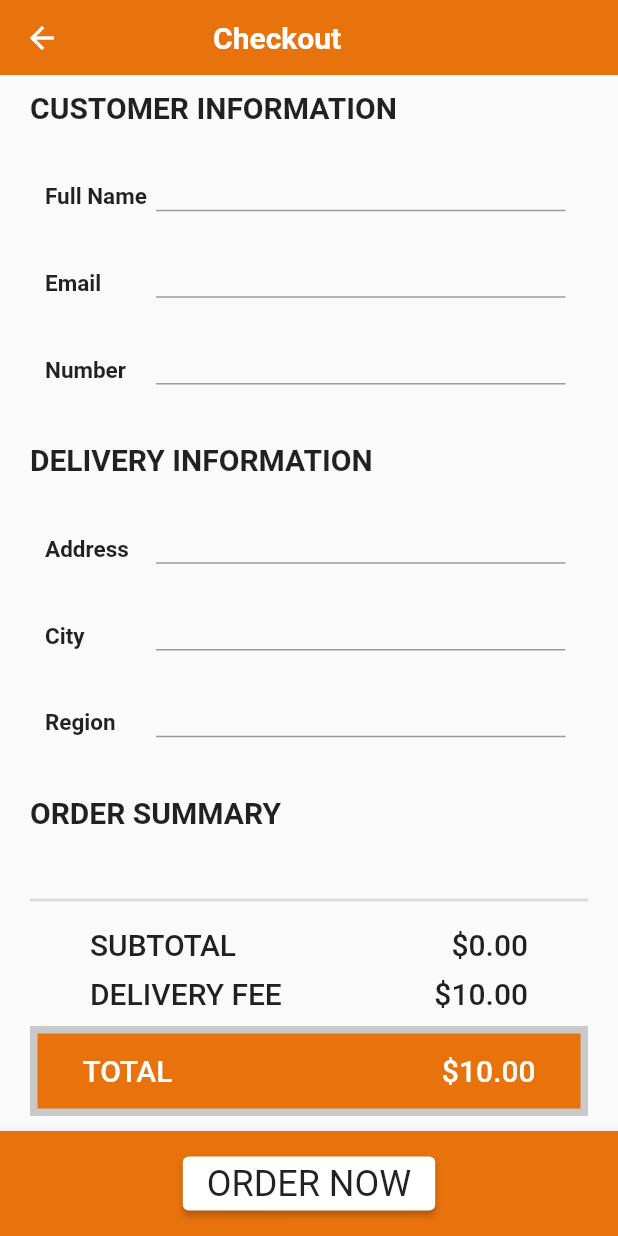
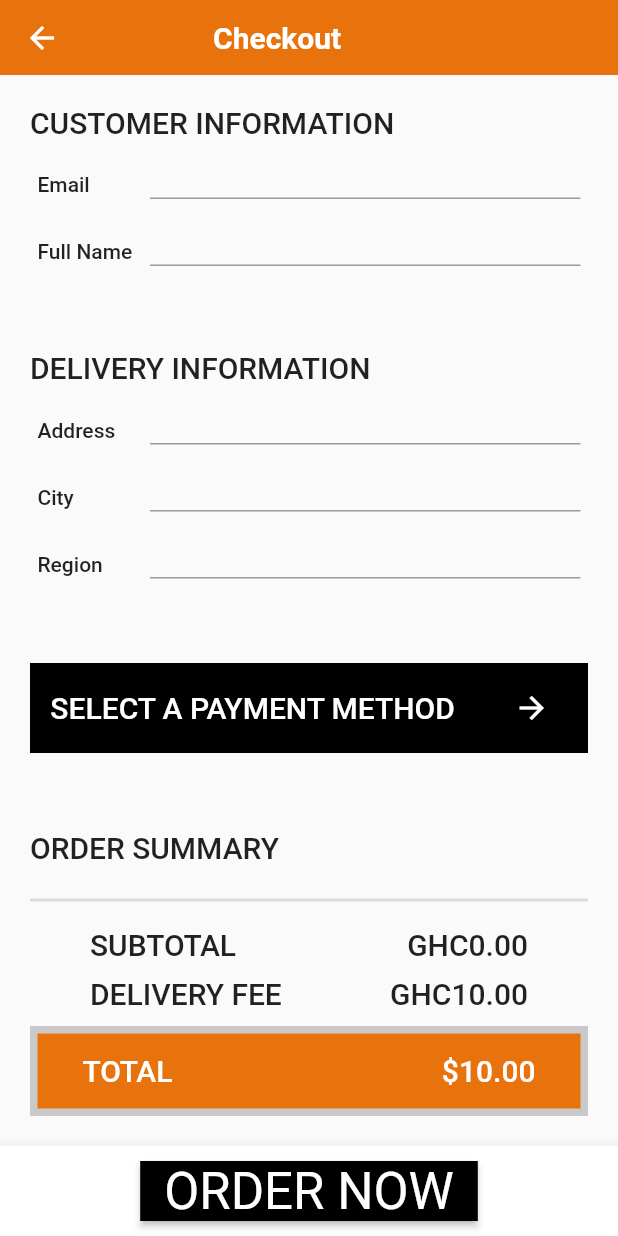
Before and after one commit to iamobedson/chop_kenkey, a Flutter app: the CartScreen screen opened by its route, after a tap on "GO TO CHECKOUT", on a phone screen of 412 x 824 dp. Run offline on Flutter 3.47's test engine with Material 2 defaults, Android fonts, the phone set to English and light mode, and no system bars; our stand-ins replace bloc, carousel_slider, cloud_firestore, equatable, firebase_auth, firebase_core and 5 more; accounts and stored records are empty; Roboto replaces fonts that are missing (Trueno).

Commit message:
complated the checkout code and sorted out the bug with firestore

```diff
--- a/lib/blocs/checkout/checkout_state.dart
+++ b/lib/blocs/checkout/checkout_state.dart
@@ -15,6 +15,7 @@ class CheckoutLoaded extends CheckoutState {
   final String email;
   final String address;
   final String city;
+  final String region;
   final List<Product> products;
   final String subtotal;
   final String deliveryFee;
@@ -26,6 +27,7 @@ class CheckoutLoaded extends CheckoutState {
     this.email,
     this.address,
     this.city,
+    this.region,
     this.products,
     this.subtotal,
     this.deliveryFee,
@@ -35,6 +37,7 @@ class CheckoutLoaded extends CheckoutState {
           email: email,
           address: address,
           city: city,
+          region: region,
           products: products,
           subtotal: subtotal,
           deliveryFee: deliveryFee,
@@ -47,10 +50,10 @@ class CheckoutLoaded extends CheckoutState {
         email,
         address,
         city,
+        region,
         products,
         subtotal,
         deliveryFee,
         total,
       ];
-
 }
--- a/lib/config/app_router.dart
+++ b/lib/config/app_router.dart
@@ -1,4 +1,6 @@
 //@dart=2.9
+// ignore_for_file: no_duplicate_case_values
+
 import 'package:chop_kenkey/screens/cart_screen.dart';
 import 'package:chop_kenkey/screens/dashboard.dart';
 import 'package:chop_kenkey/screens/catalog.dart';
@@ -19,14 +21,16 @@ class AppRouter {
         return CartScreen.route();
       case CatalogScreen.routeName:
         return CatalogScreen.route(category: settings.arguments as Category);
-      case Checkout.routeName:
-        return Checkout.route();
+      case CheckoutScreen.routeName:
+        return CheckoutScreen.route();
       case Reset.routeName:
         return Reset.route();
       case Profile.routeName:
         return Profile.route();
       case SignUp.routeName:
         return SignUp.route();
+      case ProductScreen.routeName:
+        return ProductScreen.route(product: settings.arguments as Product);
       default:
         return _errorRoute();
     }
--- a/lib/models/checkout_model.dart
+++ b/lib/models/checkout_model.dart
@@ -10,6 +10,7 @@ class Checkout extends Equatable {
   final String email;
   final String address;
   final String city;
+  final String region;
   final List<Product> products;
   final String subtotal;
   final String deliveryFee;
@@ -20,6 +21,7 @@ class Checkout extends Equatable {
     this.email,
     this.address,
     this.city,
+    this.region,
     this.products,
     this.subtotal,
     this.deliveryFee,
@@ -32,6 +34,7 @@ class Checkout extends Equatable {
         email,
         address,
         city,
+        region,
         products,
         subtotal,
         deliveryFee,
@@ -42,6 +45,7 @@ class Checkout extends Equatable {
     Map customerAddress = Map();
     customerAddress['address'] = address;
     customerAddress['city'] = city;
+    customerAddress['region'] = region;
 
     return {
       'customerAddress': customerAddress,
--- a/lib/models/models.dart
+++ b/lib/models/models.dart
@@ -2,3 +2,4 @@
 export 'product_models.dart';
 export 'category_model.dart';
 export 'cart_model.dart';
+export 'checkout_model.dart';
--- a/lib/models/product_models.dart
+++ b/lib/models/product_models.dart
@@ -42,7 +42,7 @@ class Product extends Equatable {
       category: 'Kenkey',
       price: 5.50,
       imageUrl:
-          'https://obedosei-nyansah.smugmug.com/ChopKenkey-Gallery/i-wVcKShb/A',
+          'https://i.pinimg.com/originals/26/b3/14/26b314997ecd1fe1bb713821d748f9a3.jpg',
       isRecommended: true,
       isPopular: true,
     ),
@@ -51,7 +51,7 @@ class Product extends Equatable {
       category: 'Kenkey',
       price: 10.50,
       imageUrl:
-          'https://obedosei-nyansah.smugmug.com/ChopKenkey-Gallery/i-n4sXDcS/A',
+          'https://i.pinimg.com/474x/4b/0d/de/4b0dde50b657b599931ad715b14ca133.jpg',
       isRecommended: true,
       isPopular: false,
     ),
@@ -60,7 +60,7 @@ class Product extends Equatable {
       category: 'Proteins',
       price: 15.50,
       imageUrl:
-          'https://www.dropbox.com/s/nfdsmvmk6b9rhic/grilled%20tilapia.jpeg?dl=0',
+          'https://images.unsplash.com/photo-1606234157216-2e1fcbf0c140?ixid=MnwxMjA3fDB8MHxwaG90by1wYWdlfHx8fGVufDB8fHx8&ixlib=rb-1.2.1&auto=format&fit=crop&w=1470&q=80',
       isRecommended: true,
       isPopular: false,
     ),
@@ -87,7 +87,7 @@ class Product extends Equatable {
       category: 'Proteins',
       price: 10.50,
       imageUrl:
-          'https://www.dropbox.com/s/a2eixypx4937jl5/fried_eggs.jpeg?dl=0',
+          'https://images.unsplash.com/photo-1608039762150-b682eb589303?ixid=MnwxMjA3fDB8MHxzZWFyY2h8MTd8fGZyaWVkJTIwZWdnc3xlbnwwfHwwfHw%3D&ixlib=rb-1.2.1&auto=format&fit=crop&w=800&q=60',
       isRecommended: true,
       isPopular: false,
     ),
@@ -96,7 +96,7 @@ class Product extends Equatable {
       category: 'Proteins',
       price: 5.50,
       imageUrl:
-          'https://obedosei-nyansah.smugmug.com/ChopKenkey-Gallery/i-LDVwdkR/A',
+          'https://images.unsplash.com/photo-1565733618599-cb82f14f34ac?ixid=MnwxMjA3fDB8MHxwaG90by1wYWdlfHx8fGVufDB8fHx8&ixlib=rb-1.2.1&auto=format&fit=crop&w=735&q=80',
       isRecommended: true,
       isPopular: true,
     ),
@@ -105,7 +105,7 @@ class Product extends Equatable {
       category: 'Stews',
       price: 5.50,
       imageUrl:
-          'https://www.dropbox.com/s/u6b4avguiqrwr5i/green_chilli.png?dl=0',
+          'https://images.unsplash.com/photo-1583027475794-4c02423a979c?ixid=MnwxMjA3fDB8MHxwaG90by1wYWdlfHx8fGVufDB8fHx8&ixlib=rb-1.2.1&auto=format&fit=crop&w=1470&q=80',
       isRecommended: true,
       isPopular: true,
     ),
@@ -114,7 +114,7 @@ class Product extends Equatable {
       category: 'Stews',
       price: 5.50,
       imageUrl:
-          'https://www.dropbox.com/s/9090673ljvytz9v/shito.jpeg?dl=0',
+          'https://images.unsplash.com/photo-1608500219063-e5164085cd6f?ixid=MnwxMjA3fDB8MHxwaG90by1wYWdlfHx8fGVufDB8fHx8&ixlib=rb-1.2.1&auto=format&fit=crop&w=687&q=80',
       isRecommended: true,
       isPopular: true,
     ),
@@ -123,7 +123,7 @@ class Product extends Equatable {
       category: 'Stews',
       price: 10.50,
       imageUrl:
-          'https://www.dropbox.com/s/33tm37xojj1tc6b/okro_stew.jpeg?dl=0',
+          'https://images.unsplash.com/photo-1568640895956-e2bad65027b0?ixid=MnwxMjA3fDB8MHxwaG90by1wYWdlfHx8fGVufDB8fHx8&ixlib=rb-1.2.1&auto=format&fit=crop&w=801&q=80',
       isRecommended: true,
       isPopular: true,
     )
--- a/lib/repositories/checkout/base_checkout_repo.dart
+++ b/lib/repositories/checkout/base_checkout_repo.dart
@@ -1,5 +1,5 @@
 //@dart=2.9
-import 'package:chop_kenkey/models/checkout_model.dart';
+import 'package:chop_kenkey/models/models.dart';
 
 abstract class BaseCheckouRepository {
   Future<void> addCheckout(Checkout checkout);
--- a/lib/repositories/checkout/checkout_repo.dart
+++ b/lib/repositories/checkout/checkout_repo.dart
@@ -1,5 +1,5 @@
 //@dart=2.9
-import 'package:chop_kenkey/models/checkout_model.dart';
+import 'package:chop_kenkey/models/models.dart';
 import 'package:chop_kenkey/repositories/checkout/base_checkout_repo.dart';
 import 'package:cloud_firestore/cloud_firestore.dart';
 
--- a/lib/screens/cart_screen.dart
+++ b/lib/screens/cart_screen.dart
@@ -24,27 +24,7 @@ class CartScreen extends StatelessWidget {
   Widget build(BuildContext context) {
     return Scaffold(
       appBar: CustomAppBar(title: 'Cart'),
-      bottomNavigationBar: BottomAppBar(
-        color: orangeColor,
-        child: Container(
-          height: 70,
-          child: Row(
-            mainAxisAlignment: MainAxisAlignment.spaceEvenly,
-            children: [
-              ElevatedButton(
-                onPressed: () {
-                  Navigator.of(context).pushNamed(Checkout.routeName);
-                },
-                style: ElevatedButton.styleFrom(primary: Colors.white),
-                child: Text(
-                  'GO TO CHECKOUT',
-                  style: Theme.of(context).textTheme.headline5,
-                ),
-              ),
-            ],
-          ),
-        ),
-      ),
+      bottomNavigationBar: CustomBottomNavBar(screen: routeName),
       body: BlocBuilder<CartBloc, CartState>(
         builder: (context, state) {
           if (state is CartLoading) {
--- a/lib/screens/checkout.dart
+++ b/lib/screens/checkout.dart
@@ -6,30 +6,24 @@ import 'package:chop_kenkey/widgets/widgets.dart';
 import 'package:flutter/material.dart';
 import 'package:flutter_bloc/flutter_bloc.dart';
 
-class Checkout extends StatefulWidget {
-  const Checkout({Key key}) : super(key: key);
-  static const String routeName = "/checkout";
+class CheckoutScreen extends StatelessWidget {
+  static const String routeName = '/checkout';
+
   static Route route() {
     return MaterialPageRoute(
       settings: RouteSettings(name: routeName),
-      builder: (_) => Checkout(),
+      builder: (context) => CheckoutScreen(),
     );
   }
-
-  @override
-  _CheckoutState createState() => _CheckoutState();
-}
-
-class _CheckoutState extends State<Checkout> {
-  final orangeColor = Color(0xffe8730d);
 
   @override
   Widget build(BuildContext context) {
     return Scaffold(
       appBar: CustomAppBar(title: 'Checkout'),
-      body: Padding(
-        padding:
-            EdgeInsets.only(left: 20.0, right: 20.0, top: 10.0, bottom: 10.0),
+      bottomNavigationBar: CustomBottomNavBar(screen: routeName),
+      body: Material(
+        child: Padding(
+          padding: const EdgeInsets.all(20.0),
           child: BlocBuilder<CheckoutBloc, CheckoutState>(
             builder: (context, state) {
               if (state is CheckoutLoading) {
@@ -44,103 +38,99 @@ class _CheckoutState extends State<Checkout> {
                   children: [
                     Text(
                       'CUSTOMER INFORMATION',
-                    style: TextStyle(
-                        fontFamily: 'Trueno',
-                        fontSize: 20.0,
-                        fontWeight: FontWeight.bold),
+                      style: Theme.of(context).textTheme.headline6,
                     ),
-                  buildTextFormField((value) {
+                    _buildTextFormField((value) {
+                      context
+                          .read<CheckoutBloc>()
+                          .add(UpdateCheckout(email: value));
+                    }, context, 'Email'),
+                    _buildTextFormField((value) {
                       context
                           .read<CheckoutBloc>()
                           .add(UpdateCheckout(fullName: value));
                     }, context, 'Full Name'),
-                  buildTextFormField((value) {
-                    context
-                        .read<CheckoutBloc>()
-                        .add(UpdateCheckout(email: value));
-                  }, context, 'Email'),
-                  buildTextFormField((value) {
-                    context
-                        .read<CheckoutBloc>()
-                        .add(UpdateCheckout(number: value));
-                  }, context, 'Number'),
+                    SizedBox(height: 20),
                     Text(
                       'DELIVERY INFORMATION',
-                    style: TextStyle(
-                        fontFamily: 'Trueno',
-                        fontSize: 20.0,
-                        fontWeight: FontWeight.bold),
+                      style: Theme.of(context).textTheme.headline6,
                     ),
-                  buildTextFormField((value) {
+                    _buildTextFormField((value) {
                       context
                           .read<CheckoutBloc>()
                           .add(UpdateCheckout(address: value));
                     }, context, 'Address'),
-                  buildTextFormField((value) {
+                    _buildTextFormField((value) {
                       context
                           .read<CheckoutBloc>()
                           .add(UpdateCheckout(city: value));
                     }, context, 'City'),
-                  buildTextFormField((value) {
+                    _buildTextFormField((value) {
                       context
                           .read<CheckoutBloc>()
                           .add(UpdateCheckout(region: value));
                     }, context, 'Region'),
+                    SizedBox(height: 20),
+                    Container(
+                      width: MediaQuery.of(context).size.width,
+                      height: 60,
+                      alignment: Alignment.bottomCenter,
+                      decoration: BoxDecoration(color: Colors.black),
+                      child: Row(
+                        mainAxisAlignment: MainAxisAlignment.spaceAround,
+                        children: [
+                          Center(
+                            child: Text(
+                              'SELECT A PAYMENT METHOD',
+                              style: Theme.of(context)
+                                  .textTheme
+                                  .headline6
+                                  .copyWith(color: Colors.white),
+                            ),
+                          ),
+                          IconButton(
+                            onPressed: () {},
+                            icon: Icon(
+                              Icons.arrow_forward,
+                              color: Colors.white,
+                            ),
+                          )
+                        ],
+                      ),
+                    ),
+                    SizedBox(height: 20),
                     Text(
                       'ORDER SUMMARY',
-                    style: TextStyle(
-                        fontFamily: 'Trueno',
-                        fontSize: 20.0,
-                        fontWeight: FontWeight.bold),
+                      style: Theme.of(context).textTheme.headline6,
                     ),
-                  OrderSummary(),
+                    OrderSummary()
                   ],
                 );
               } else {
-              return Text('Something went wrong.');
+                return Text('Something went wrong');
               }
             },
-        ),
-      ),
-      bottomNavigationBar: BottomAppBar(
-        color: orangeColor,
-        child: Container(
-          height: 70,
-          child: Row(
-            mainAxisAlignment: MainAxisAlignment.spaceEvenly,
-            children: [
-              ElevatedButton(
-                onPressed: () {},
-                style: ElevatedButton.styleFrom(primary: Colors.white),
-                child: Text(
-                  'ORDER NOW',
-                  style: Theme.of(context).textTheme.headline5,
-                ),
-              ),
-            ],
           ),
         ),
       ),
     );
   }
 
-  Padding buildTextFormField(
+  _buildTextFormField(
     Function(String) onChanged,
     BuildContext context,
     String labelText,
   ) {
-    return Padding(
-      padding: const EdgeInsets.only(left: 10.0, right: 15.0),
+    return Material(
+      child: Padding(
+        padding: const EdgeInsets.all(5.0),
         child: Row(
           children: [
             SizedBox(
-            width: 74.0,
+              width: 75,
               child: Text(
                 labelText,
-              style: TextStyle(
-                  fontFamily: 'Trueno',
-                  fontSize: 15.0,
-                  fontWeight: FontWeight.bold),
+                style: Theme.of(context).textTheme.bodyText1,
               ),
             ),
             Expanded(
@@ -150,8 +140,13 @@ class _CheckoutState extends State<Checkout> {
                   isDense: true,
                   contentPadding: const EdgeInsets.only(left: 10),
                   focusedBorder: UnderlineInputBorder(
-                          borderSide: BorderSide(color: Colors.black)))))
+                    borderSide: BorderSide(color: Colors.black),
+                  ),
+                ),
+              ),
+            ),
           ],
+        ),
       ),
     );
   }
--- a/lib/screens/screens.dart
+++ b/lib/screens/screens.dart
@@ -9,3 +9,4 @@ export 'dashboard.dart';
 export 'cart_screen.dart';
 export 'checkout.dart';
 export 'catalog.dart';
+export 'product_screen.dart';
--- a/lib/widgets/custom_bottom_nav.dart
+++ b/lib/widgets/custom_bottom_nav.dart
@@ -3,6 +3,7 @@
 
 import 'package:chop_kenkey/blocs/cart/cart_bloc.dart';
 import 'package:chop_kenkey/blocs/checkout/checkout_bloc.dart';
+import 'package:chop_kenkey/models/checkout_model.dart';
 import 'package:chop_kenkey/screens/cart_screen.dart';
 import 'package:chop_kenkey/screens/catalog.dart';
 import 'package:chop_kenkey/screens/checkout.dart';
@@ -44,7 +45,7 @@ class CustomBottomNavBar extends StatelessWidget {
         return _buildNavBar(context);
       case CartScreen.routeName:
         return _buildGoToCheckoutNavBar(context);
-      case Checkout.routeName:
+      case CheckoutScreen.routeName:
         return _buildOrderNowNavBar(context);
 
       default:
@@ -112,7 +113,7 @@ class CustomBottomNavBar extends StatelessWidget {
     return [
       ElevatedButton(
         onPressed: () {
-          Navigator.pushNamed(context, Checkout.routeName);
+          Navigator.pushNamed(context, CheckoutScreen.routeName);
         },
         style: ElevatedButton.styleFrom(
           primary: Colors.black,
@@ -120,7 +121,10 @@ class CustomBottomNavBar extends StatelessWidget {
         ),
         child: Text(
           'GO TO CHECKOUT',
-          style: Theme.of(context).textTheme.headline3,
+          style: Theme.of(context)
+              .textTheme
+              .headline4
+              .copyWith(color: Colors.white),
         ),
       )
     ];
@@ -146,10 +150,11 @@ class CustomBottomNavBar extends StatelessWidget {
                 primary: Colors.black,
                 shape: RoundedRectangleBorder(),
               ),
-              child: Text(
-                'ORDER NOW',
-                style: Theme.of(context).textTheme.headline3,
-              ),
+              child: Text('ORDER NOW',
+                  style: Theme.of(context)
+                      .textTheme
+                      .headline4
+                      .copyWith(color: Colors.white)),
             );
           } else {
             return Text('Something went wrong');
--- a/lib/widgets/order_summary.dart
+++ b/lib/widgets/order_summary.dart
@@ -28,7 +28,7 @@ class OrderSummary extends StatelessWidget {
                           style: Theme.of(context).textTheme.headline6,
                         ),
                         Text(
-                          '\$${state.cart.subtotalString}',
+                          '\GHC${state.cart.subtotalString}',
                           style: Theme.of(context).textTheme.headline6,
                         )
                       ],
@@ -42,7 +42,7 @@ class OrderSummary extends StatelessWidget {
                           style: Theme.of(context).textTheme.headline6,
                         ),
                         Text(
-                          '\$${state.cart.deliveryFeeString}',
+                          '\GHC${state.cart.deliveryFeeString}',
                           style: Theme.of(context).textTheme.headline6,
                         )
                       ],
```
Also changed, not shown: lib/blocs/checkout/checkout_bloc.dart (+9 -7 lines), lib/screens/product_screen.dart (added, +153 -0 lines), lib/widgets/hero_carousel_card.dart (+15 -9 lines), lib/widgets/product_card.dart (+16 -3 lines), lib/main.dart (line endings or trailing spaces). Lines whose indentation alone changed are shown as unchanged.
